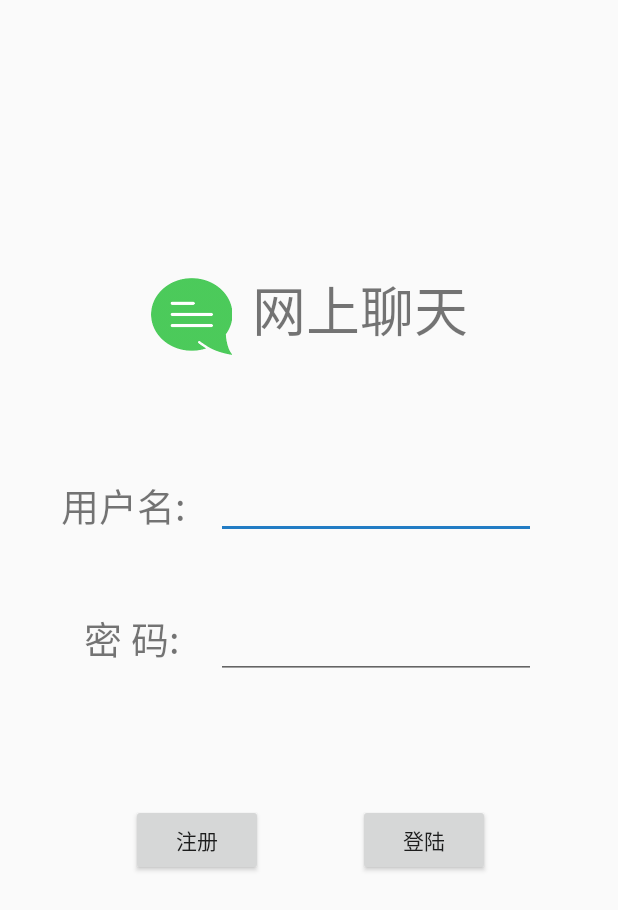
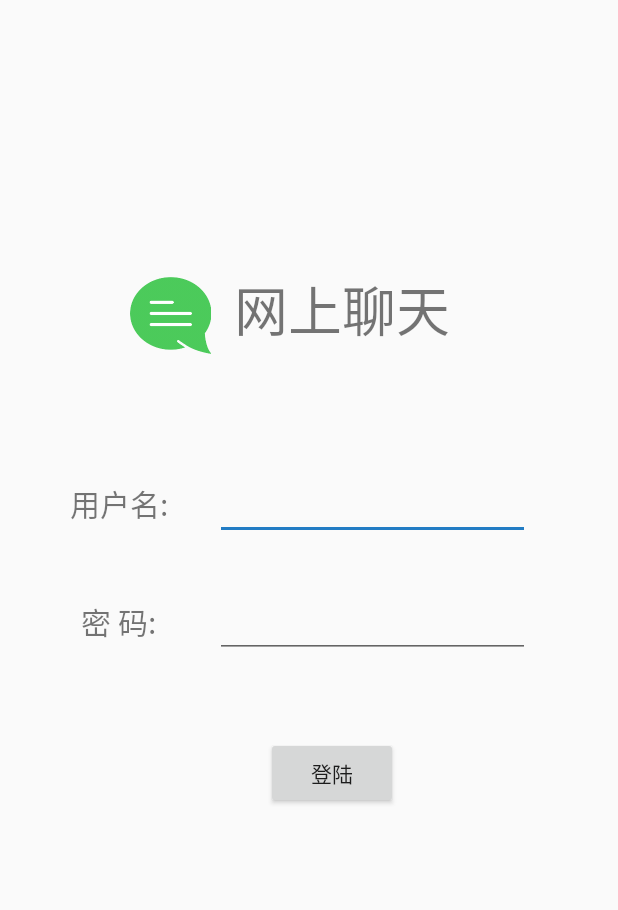
Before and after one commit to qinglew/OnlineChatting, an Android app: the screen it shows after launch (LoginActivity), on a phone screen of 412 x 824 dp. Shown: the top 910 px of the screen. Run offline under Robolectric (Android 15) with nearby library versions, the phone set to English and light mode, and no system bars.

Commit message:
change the login UI

```diff
--- a/app/src/main/java/com/example/onlinechatting/LoginActivity.java
+++ b/app/src/main/java/com/example/onlinechatting/LoginActivity.java
@@ -1,5 +1,6 @@
 package com.example.onlinechatting;
 
+import androidx.annotation.Nullable;
 import androidx.appcompat.app.AppCompatActivity;
 
 import android.content.Intent;
@@ -33,11 +34,6 @@ public class LoginActivity extends BaseActivity {
         intent.setAction("cn.edu.ncu.cleo.WIFI_NETWORK");
         intent.setPackage("com.example.onlinechatting");
         sendBroadcast(intent);
-    }
-
-    public void register(View view) {
-        // TODO: 向后台服务器发送TCP/IP请求用以注册
-
     }
 
     public void login(View view) {
--- a/app/src/main/java/com/example/onlinechatting/util/ClientTCPConnector.java
+++ b/app/src/main/java/com/example/onlinechatting/util/ClientTCPConnector.java
@@ -8,7 +8,7 @@ import java.net.Socket;
 import java.net.UnknownHostException;
 
 public class ClientTCPConnector {
-    private static ClientTCPConnector instance = new ClientTCPConnector("10.0.2.2", 8888);
+    private static ClientTCPConnector instance = new ClientTCPConnector("172.20.10.5", 8888);
 
     private Socket socket;
     private BufferedReader reader;
@@ -24,7 +24,7 @@ public class ClientTCPConnector {
 
     public static ClientTCPConnector getInstance() {
         if (instance == null)
-            instance = new ClientTCPConnector("10.0.2.2", 8888);
+            instance = new ClientTCPConnector("172.20.10.5", 8888);
         return instance;
     }
 
--- a/app/src/main/res/layout/activity_login.xml
+++ b/app/src/main/res/layout/activity_login.xml
@@ -12,10 +12,10 @@
         android:layout_height="wrap_content"
         app:layout_constraintBottom_toBottomOf="parent"
         app:layout_constraintEnd_toEndOf="parent"
-        app:layout_constraintHorizontal_bias="0.278"
+        app:layout_constraintHorizontal_bias="0.238"
         app:layout_constraintStart_toStartOf="parent"
         app:layout_constraintTop_toTopOf="parent"
-        app:layout_constraintVertical_bias="0.238"
+        app:layout_constraintVertical_bias="0.237"
         app:srcCompat="@mipmap/app_logo" />
 
     <TextView
@@ -27,18 +27,18 @@
         android:textSize="36sp"
         app:layout_constraintBottom_toBottomOf="parent"
         app:layout_constraintEnd_toEndOf="parent"
-        app:layout_constraintHorizontal_bias="0.092"
+        app:layout_constraintHorizontal_bias="0.098"
         app:layout_constraintStart_toEndOf="@+id/imageView"
         app:layout_constraintTop_toTopOf="parent"
         app:layout_constraintVertical_bias="0.23" />
 
     <TextView
         android:id="@+id/username_text"
-        android:layout_width="88dp"
-        android:layout_height="44dp"
+        android:layout_width="81dp"
+        android:layout_height="35dp"
         android:gravity="center"
         android:text="@string/username_text"
-        android:textSize="25sp"
+        android:textSize="20sp"
         app:layout_constraintBottom_toBottomOf="parent"
         app:layout_constraintEnd_toEndOf="parent"
         app:layout_constraintHorizontal_bias="0.117"
@@ -48,37 +48,38 @@
 
     <TextView
         android:id="@+id/textView3"
-        android:layout_width="75dp"
-        android:layout_height="43dp"
+        android:layout_width="80dp"
+        android:layout_height="31dp"
         android:layout_marginTop="45dp"
         android:gravity="center"
         android:text="@string/password_text"
-        android:textSize="25sp"
+        android:textSize="20sp"
         app:layout_constraintBottom_toBottomOf="parent"
         app:layout_constraintEnd_toEndOf="parent"
-        app:layout_constraintHorizontal_bias="0.151"
+        app:layout_constraintHorizontal_bias="0.117"
         app:layout_constraintStart_toStartOf="parent"
         app:layout_constraintTop_toBottomOf="@+id/username_text"
         app:layout_constraintVertical_bias="0.0" />
 
     <EditText
         android:id="@+id/username_edit_text"
-        android:layout_width="wrap_content"
-        android:layout_height="wrap_content"
+        android:layout_width="210dp"
+        android:layout_height="42dp"
         android:layout_marginStart="18dp"
         android:layout_marginLeft="18dp"
         android:ems="10"
+        android:inputType="text"
         app:layout_constraintBottom_toBottomOf="parent"
         app:layout_constraintEnd_toEndOf="parent"
-        app:layout_constraintHorizontal_bias="0.0"
+        app:layout_constraintHorizontal_bias="0.08"
         app:layout_constraintStart_toEndOf="@+id/username_text"
         app:layout_constraintTop_toTopOf="parent"
-        app:layout_constraintVertical_bias="0.403" />
+        app:layout_constraintVertical_bias="0.407" />
 
     <EditText
         android:id="@+id/password_edit_text"
-        android:layout_width="wrap_content"
-        android:layout_height="wrap_content"
+        android:layout_width="210dp"
+        android:layout_height="42dp"
         android:layout_marginStart="18dp"
         android:layout_marginLeft="18dp"
         android:layout_marginTop="21dp"
@@ -86,34 +87,21 @@
         android:inputType="textPassword"
         app:layout_constraintBottom_toBottomOf="parent"
         app:layout_constraintEnd_toEndOf="parent"
-        app:layout_constraintHorizontal_bias="0.0"
+        app:layout_constraintHorizontal_bias="0.098"
         app:layout_constraintStart_toEndOf="@+id/textView3"
         app:layout_constraintTop_toBottomOf="@+id/username_edit_text"
-        app:layout_constraintVertical_bias="0.067" />
-
-    <Button
-        android:id="@+id/register"
-        android:layout_width="wrap_content"
-        android:layout_height="wrap_content"
-        android:text="@string/register"
-        android:onClick="register"
-        app:layout_constraintBottom_toBottomOf="parent"
-        app:layout_constraintEnd_toEndOf="parent"
-        app:layout_constraintHorizontal_bias="0.269"
-        app:layout_constraintStart_toStartOf="parent"
-        app:layout_constraintTop_toTopOf="parent"
-        app:layout_constraintVertical_bias="0.691" />
+        app:layout_constraintVertical_bias="0.039" />
 
     <Button
         android:id="@+id/login"
         android:layout_width="wrap_content"
         android:layout_height="wrap_content"
+        android:onClick="login"
         android:text="@string/login"
-        android:onClick="login"
         app:layout_constraintBottom_toBottomOf="parent"
         app:layout_constraintEnd_toEndOf="parent"
-        app:layout_constraintHorizontal_bias="0.425"
-        app:layout_constraintStart_toEndOf="@+id/register"
+        app:layout_constraintHorizontal_bias="0.547"
+        app:layout_constraintStart_toStartOf="parent"
         app:layout_constraintTop_toTopOf="parent"
-        app:layout_constraintVertical_bias="0.691" />
+        app:layout_constraintVertical_bias="0.633" />
 </androidx.constraintlayout.widget.ConstraintLayout>
--- a/app/src/main/res/values/strings.xml
+++ b/app/src/main/res/values/strings.xml
@@ -18,4 +18,10 @@
     <string name="register">注册</string>
     <string name="login">登陆</string>
     <string name="quit_login">退出登陆</string>
+    <string name="config">配置</string>
+    <string name="ip">服务器IP:</string>
+    <string name="port">端口号:</string>
+    <string name="localhost">localhost</string>
+    <string name="default_port">8888</string>
+    <string name="sure">确定</string>
 </resources>
```
Also changed, not shown: app/src/main/AndroidManifest.xml (+5 -5 lines).
